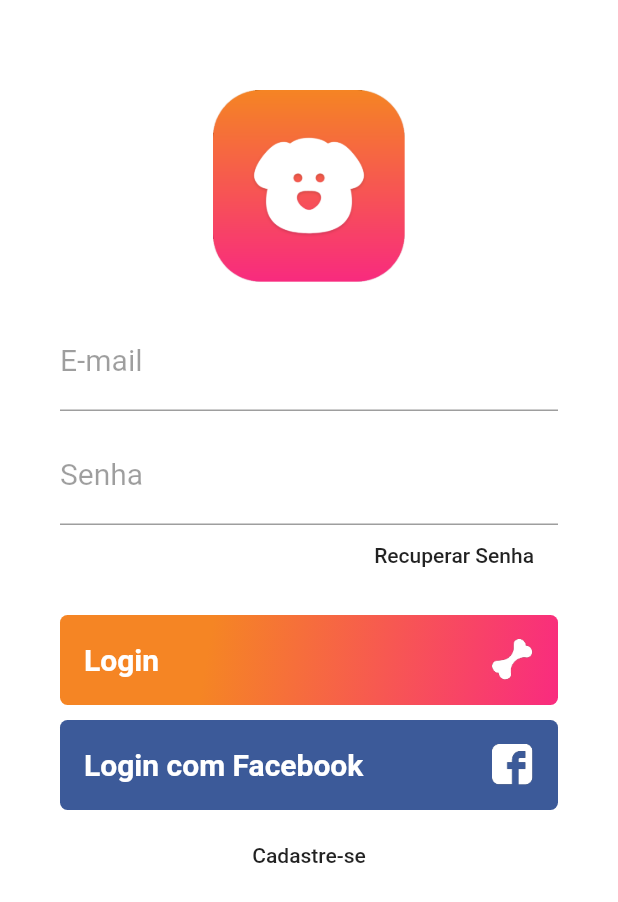
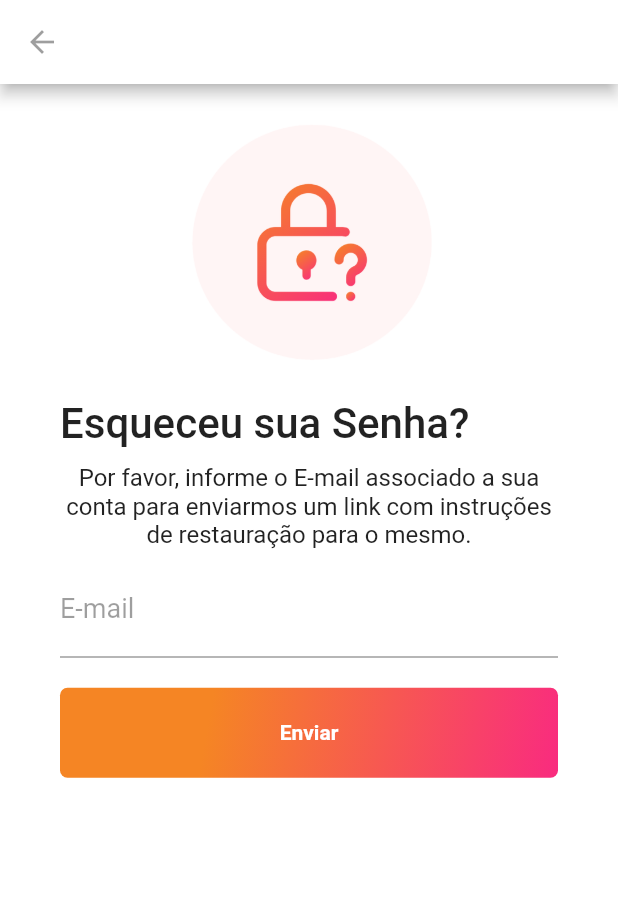
Before and after one commit to wbhaese/flutterLoginPage, a Flutter app: the screen it shows after launch, after a tap on "Recuperar Senha", on a phone screen of 412 x 824 dp. Shown: the top 902 px of the screen. Run offline on Flutter 3.47's test engine with Material 2 defaults, Android fonts, the phone set to English and light mode, and no system bars.

Commit message:
Add password recovery page

```diff
--- a/lib/pages/login.page.dart
+++ b/lib/pages/login.page.dart
@@ -1,4 +1,6 @@
 import 'package:flutter/material.dart';
+import 'package:doglife/pages/reset-password.page.dart';
+// import 'package:doglife/pages/';
 
 class LoginPage extends StatelessWidget {
 
@@ -7,7 +9,7 @@ class LoginPage extends StatelessWidget {
     return Scaffold(//permite appbar e body, neste caso sem appbar
       body: Container(
         padding: EdgeInsets.only(//caso todos paddings fossem iguais, seria .all no lugar de .only
-          top: 60,
+          top: 30,
           left: 40,
           right: 40,
         ),
@@ -69,12 +71,12 @@ class LoginPage extends StatelessWidget {
                   // textAlign: TextAlign.right,
                 ),
                 onPressed: () {
-                  // Navigator.push( //não será usado pois não encaminha para lugar nenhum.
-                  //   context,
-                  //   MaterialPageRoute(
-                  //     builder: (context) => ResetPasswordPage(),
-                  //   ),
-                  // );
+                  Navigator.push( //Ao clicar, encaminha para outra página
+                    context,
+                    MaterialPageRoute(
+                      builder: (context) => ResetPasswordPage(),
+                    ),
+                  );
                 },
               )
             ),
--- /dev/null
+++ b/lib/pages/reset-password.page.dart
@@ -0,0 +1,115 @@
+import 'package:flutter/material.dart';
+
+class ResetPasswordPage extends StatelessWidget {
+  @override
+  Widget build(BuildContext context) {
+    return Scaffold(
+      appBar: AppBar(
+        backgroundColor: Colors.white,//background AppBar
+        leading: IconButton(//leading: Posição à esquerda da tela
+          icon: Icon(Icons.arrow_back),//ìcone para voltar
+          color: Colors.black38,//Cor do ícone
+          onPressed: () => Navigator.pop(context, false),//.pop 'desmancha' tela atual para, neste caso, voltar a anterior
+        ),
+      ),
+
+      body: Container(
+        padding: EdgeInsets.only(//Espaçamento interno
+          top: 20,
+          left: 40,
+          right: 40,
+        ),
+        color: Colors.white,// Background body
+        child: ListView(//não permite que o teclado sobreponha os itens da tela
+          children: <Widget>[
+            SizedBox(//Companente com tamanho na tela
+              width: 170,
+              height: 170,
+              child:
+                Image.asset("assets/reset-password-icon.png"),
+            ),
+            SizedBox(//Espaçamento entre
+              height: 20,
+            ),
+            Text(
+              "Esqueceu sua Senha?",
+              style: TextStyle(
+                fontSize: 28,
+                fontWeight: FontWeight.w500,//Espessura da fonte, tipo bold
+              ),
+            ),
+            SizedBox(
+              height: 10,
+            ),
+            Text(
+              "Por favor, informe o E-mail associado a sua conta para enviarmos um link com instruções de restauração para o mesmo.",
+              style: TextStyle(
+                fontSize: 16,//Tamanho
+                fontWeight: FontWeight.w400,//Espessura da fonte
+              ),
+              textAlign: TextAlign.center,//Alinhamento
+            ),
+            SizedBox(
+              height: 10,
+            ),
+            TextFormField(
+              keyboardType: TextInputType.emailAddress,//Tipo de teclaod
+              decoration: InputDecoration(
+                labelText: "E-mail",//Placeholder
+                labelStyle: TextStyle(//Style texto digitado
+                  color: Colors.black38,
+                  fontWeight: FontWeight.w400,
+                  fontSize: 18,
+                ),
+              ),
+              style: TextStyle(
+                fontSize: 18,
+                color: Colors.deepOrange,
+              ),
+            ),
+
+            SizedBox(
+              height: 20,
+            ),
+            Container(
+              height: 60,//Altura
+              alignment: Alignment.centerLeft,//alinhamento ao centro na vertical e à esquerda na horizontal
+              decoration: BoxDecoration(
+                gradient: LinearGradient(
+                  begin: Alignment.topLeft,
+                  end: Alignment.bottomRight,
+                  stops: [0.3, 1],
+                  colors: [
+                    Color(0xfff58524),
+                    Color(0xfff92b7f),
+                  ],
+                ),
+                borderRadius: BorderRadius.all(
+                  Radius.circular(5),//bordas arredondadas
+                ),
+              ),
+              child: SizedBox.expand(//Expand toma todo o tamanho do container
+                child: FlatButton(
+                  child: Text(
+                    "Enviar",
+                    style: TextStyle(
+                      fontWeight: FontWeight.bold,
+                      color: Colors.white,
+                    ),
+                    textAlign: TextAlign.center,
+                  ),
+                  onPressed: () => {},
+                ),
+              ),
+            ),
+            SizedBox(
+              height: 20,
+            ),
+          ],
+        ),
+      ),
+
+
+    );
+  }
+}
```
